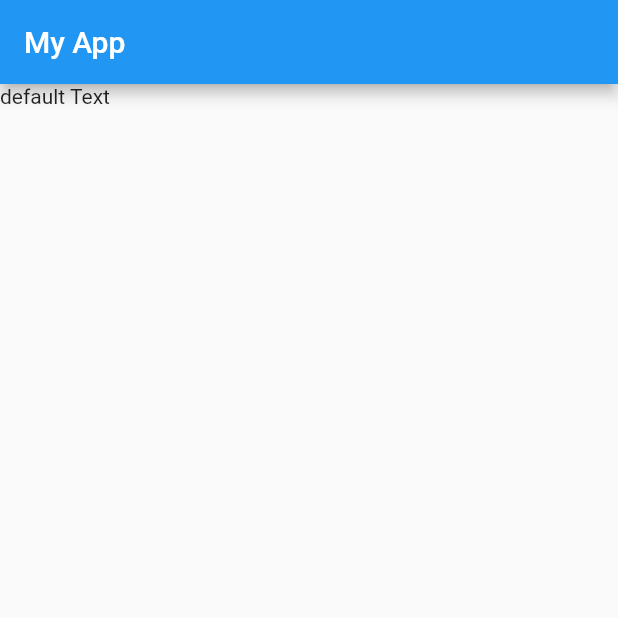
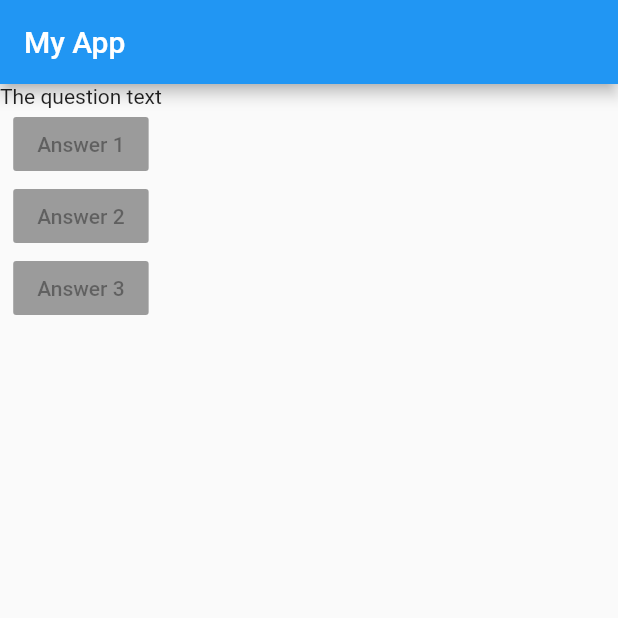
Before and after one commit to rishabh72/flutter_quiz_app, a Flutter app: the screen it shows after launch, on a phone screen of 412 x 824 dp, the top half of it. Run offline on Flutter 3.47's test engine with Material 2 defaults, Android fonts, the light colour scheme and no system bars.

Commit message:
adding layout widgets

```diff
--- a/lib/main.dart
+++ b/lib/main.dart
@@ -1,15 +1,9 @@
 import 'package:flutter/material.dart';
 
-// Different types of widget
+// Column widget is used to render widgets in column
 
-// Output & Input (visible)=>
-// What the user sees ex. Text(),Card()
-
-// Layout & Control (invisible)
-// Give your app structure and control how visible widgets are drawn onto screen
-// ex.  Row(), Column(), ListView()
-
-// Container is common widget in visible and invisible widgets
+// list are another type of data type in dart
+// var list = ['hello','man']
 
 void main() => runApp(MyApp());
 
@@ -18,11 +12,26 @@
   Widget build(BuildContext context) {
     return MaterialApp(
       home: Scaffold(
-        appBar: AppBar(
-          title: Text('My App'),
-        ),
-        body: Text('default Text'),
-      ),
+          appBar: AppBar(
+            title: Text('My App'),
+          ),
+          body: Column(
+            children: [
+              Text('The question text'),
+              RaisedButton(
+                child: Text('Answer 1'),
+                onPressed: null,
+              ),
+              RaisedButton(
+                child: Text('Answer 2'),
+                onPressed: null,
+              ),
+              RaisedButton(
+                child: Text('Answer 3'),
+                onPressed: null,
+              ),
+            ],
+          )),
     );
   }
 }
```
